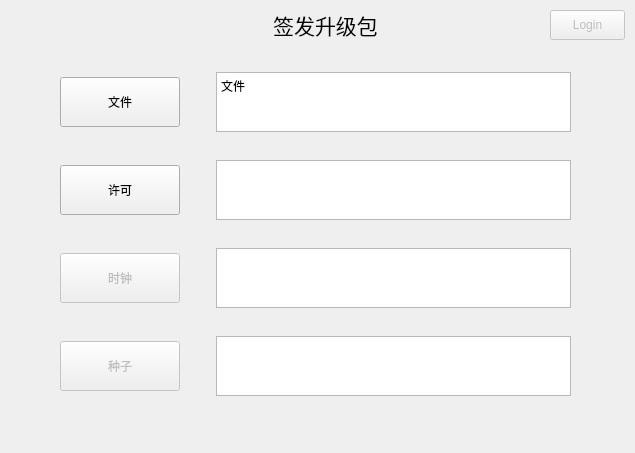
Above: SenseD2CAPI/widget.ui from R1turn0/QtProject before the change. Below: the same form after it.
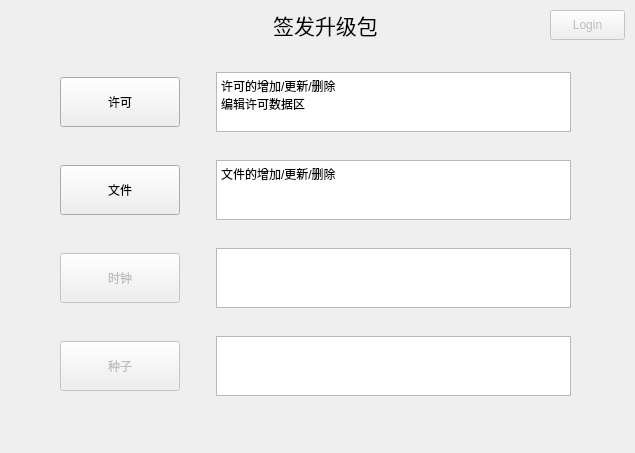
That is the form after the change.

```diff
--- a/SenseD2CAPI/widget.ui
+++ b/SenseD2CAPI/widget.ui
@@ -51,7 +51,7 @@
     <item>
      <layout class="QHBoxLayout" name="horizontalLayout">
       <item>
-       <widget class="QPushButton" name="fileButton">
+       <widget class="QPushButton" name="licenseButton">
         <property name="minimumSize">
          <size>
           <width>120</width>
@@ -65,7 +65,7 @@
          </size>
         </property>
         <property name="text">
-         <string>文件</string>
+         <string>许可</string>
         </property>
        </widget>
       </item>
@@ -107,7 +107,8 @@
 li.unchecked::marker { content: &quot;\2610&quot;; }
 li.checked::marker { content: &quot;\2612&quot;; }
 &lt;/style&gt;&lt;/head&gt;&lt;body style=&quot; font-family:'Microsoft YaHei UI'; font-size:9pt; font-weight:400; font-style:normal;&quot;&gt;
-&lt;p style=&quot; margin-top:0px; margin-bottom:0px; margin-left:0px; margin-right:0px; -qt-block-indent:0; text-indent:0px;&quot;&gt;文件&lt;/p&gt;&lt;/body&gt;&lt;/html&gt;</string>
+&lt;p align=&quot;justify&quot; style=&quot; margin-top:0px; margin-bottom:0px; margin-left:0px; margin-right:0px; -qt-block-indent:0; text-indent:0px;&quot;&gt;许可的增加/更新/删除&lt;/p&gt;
+&lt;p style=&quot; margin-top:0px; margin-bottom:0px; margin-left:0px; margin-right:0px; -qt-block-indent:0; text-indent:0px;&quot;&gt;编辑许可数据区&lt;/p&gt;&lt;/body&gt;&lt;/html&gt;</string>
         </property>
        </widget>
       </item>
@@ -116,7 +117,7 @@
     <item>
      <layout class="QHBoxLayout" name="horizontalLayout_3">
       <item>
-       <widget class="QPushButton" name="licenseButton">
+       <widget class="QPushButton" name="fileButton">
         <property name="minimumSize">
          <size>
           <width>120</width>
@@ -130,7 +131,7 @@
          </size>
         </property>
         <property name="text">
-         <string>许可</string>
+         <string>文件</string>
         </property>
        </widget>
       </item>
@@ -164,6 +165,17 @@
           <height>60</height>
          </size>
         </property>
+        <property name="html">
+         <string>&lt;!DOCTYPE HTML PUBLIC &quot;-//W3C//DTD HTML 4.0//EN&quot; &quot;http://www.w3.org/TR/REC-html40/strict.dtd&quot;&gt;
+&lt;html&gt;&lt;head&gt;&lt;meta name=&quot;qrichtext&quot; content=&quot;1&quot; /&gt;&lt;meta charset=&quot;utf-8&quot; /&gt;&lt;style type=&quot;text/css&quot;&gt;
+p, li { white-space: pre-wrap; }
+hr { height: 1px; border-width: 0; }
+li.unchecked::marker { content: &quot;\2610&quot;; }
+li.checked::marker { content: &quot;\2612&quot;; }
+&lt;/style&gt;&lt;/head&gt;&lt;body style=&quot; font-family:'Microsoft YaHei UI'; font-size:9pt; font-weight:400; font-style:normal;&quot;&gt;
+&lt;p style=&quot; margin-top:0px; margin-bottom:0px; margin-left:0px; margin-right:0px; -qt-block-indent:0; text-indent:0px;&quot;&gt;文件的增加/更新/删除&lt;/p&gt;
+&lt;p style=&quot;-qt-paragraph-type:empty; margin-top:0px; margin-bottom:0px; margin-left:0px; margin-right:0px; -qt-block-indent:0; text-indent:0px;&quot;&gt;&lt;br /&gt;&lt;/p&gt;&lt;/body&gt;&lt;/html&gt;</string>
+        </property>
        </widget>
       </item>
      </layout>
```
